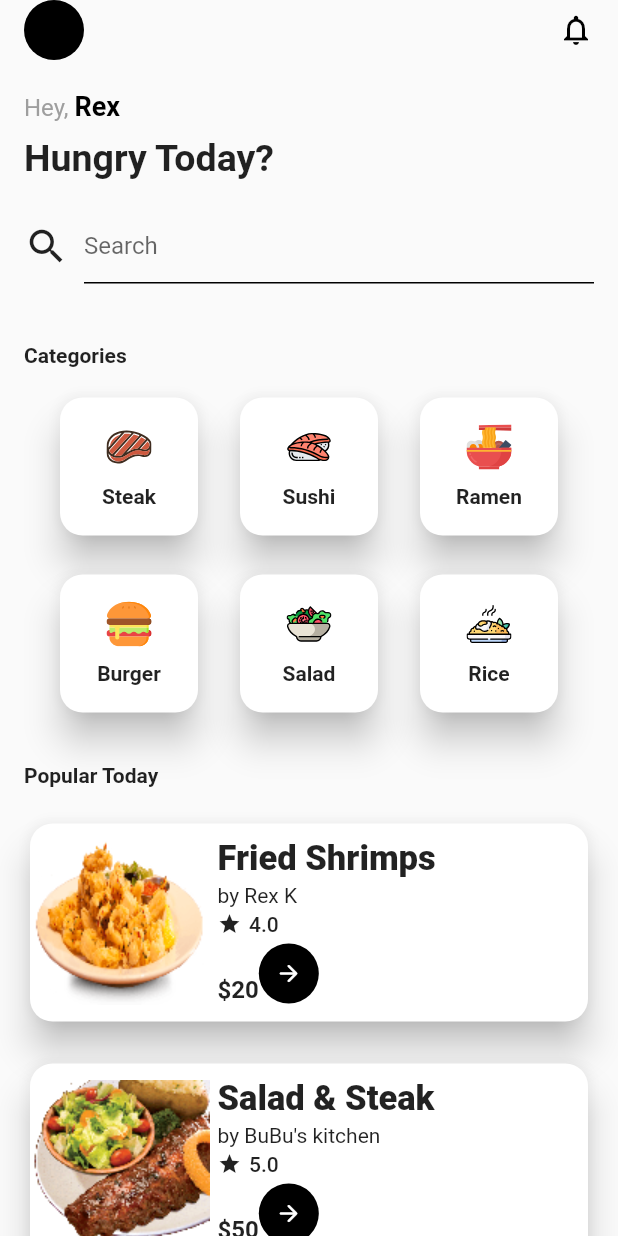
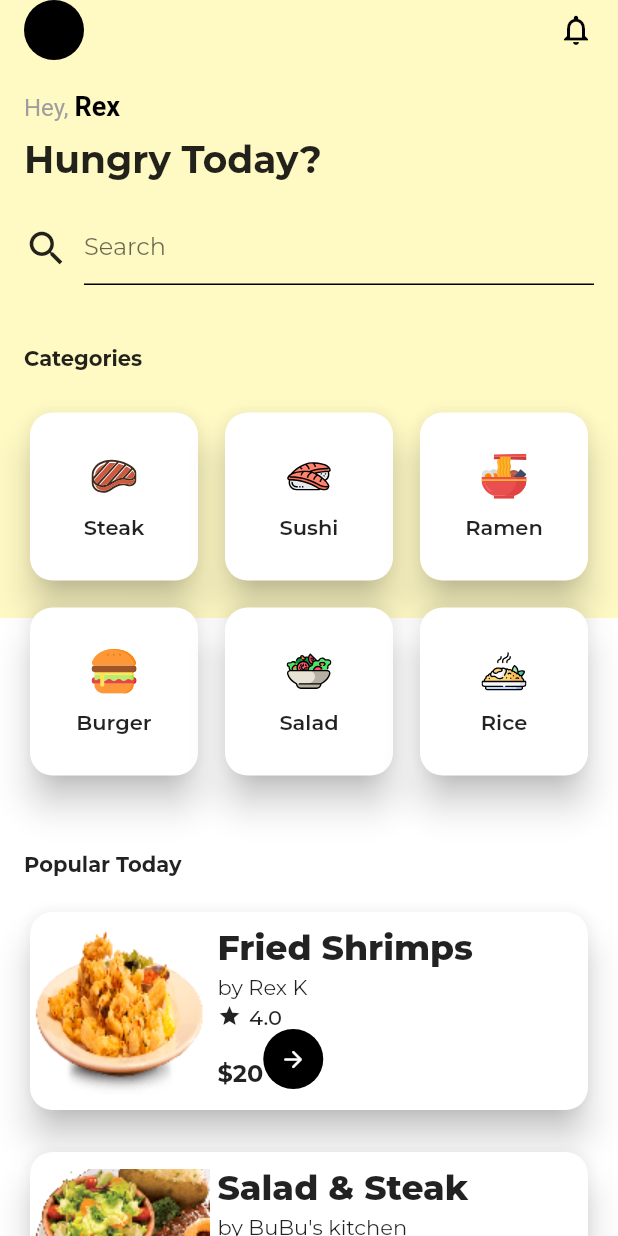
Before and after one commit to Rexsunon/eatz, a Flutter app: the screen it shows after launch, on a phone screen of 412 x 824 dp. Run offline on Flutter 3.47's test engine with Material 2 defaults, Android fonts, the phone set to English and light mode, and no system bars; our stand-ins replace flutter_svg, google_fonts.

Commit message:
Added gridview to category and stackup home view

```diff
--- a/lib/main.dart
+++ b/lib/main.dart
@@ -1,4 +1,5 @@
 import 'package:eatz/screens/home/home.dart';
+import 'package:eatz/utils/theme_config.dart';
 import 'package:flutter/material.dart';
 
 void main() {
@@ -11,9 +12,8 @@ class MyApp extends StatelessWidget {
   Widget build(BuildContext context) {
     return MaterialApp(
       title: 'Flutter EatZ',
-      theme: ThemeData(
-        primarySwatch: Colors.blue,
-      ),
+      debugShowCheckedModeBanner: false,
+      theme: ThemeConfig.lightTheme,
       home: Home(),
     );
   }
--- a/lib/screens/home/components/category_card.dart
+++ b/lib/screens/home/components/category_card.dart
@@ -1,45 +1,14 @@
-import 'package:eatz/data/data.dart';
+import 'package:eatz/models/category.dart';
 import 'package:flutter/material.dart';
 import 'package:flutter_svg/flutter_svg.dart';
 
 class CategoryCard extends StatelessWidget {
-  const CategoryCard({Key? key}) : super(key: key);
+  const CategoryCard({Key? key, required this.category}) : super(key: key);
+
+  final Category category;
 
   @override
   Widget build(BuildContext context) {
-    return Container(
-      padding: EdgeInsets.symmetric(horizontal: 16.0),
-      child: Column(
-        crossAxisAlignment: CrossAxisAlignment.start,
-        children: [
-          Text(
-            'Categories',
-            style: TextStyle(fontWeight: FontWeight.w700),
-          ),
-          SizedBox(height: 16.0),
-          Row(
-            mainAxisAlignment: MainAxisAlignment.spaceEvenly,
-            children: [
-              for (int i = 0; i < 3; i++)
-                // Map item = categoryList[i];
-                buildCategoryCard(i)
-            ],
-          ),
-          SizedBox(height: 18.0),
-          Row(
-            mainAxisAlignment: MainAxisAlignment.spaceEvenly,
-            children: [
-              for (int i = 3; i < categories.length; i++)
-              // Map item = categoryList[i];
-                buildCategoryCard(i)
-            ],
-          ),
-        ],
-      ),
-    );
-  }
-
-  Container buildCategoryCard(int i) {
     return Container(
       width: 100.0,
       height: 100.0,
@@ -52,13 +21,13 @@ class CategoryCard extends StatelessWidget {
           mainAxisAlignment: MainAxisAlignment.center,
           children: [
             SvgPicture.asset(
-              "${categories[i].icon}",
+              "${category.icon}",
               width: 30.0,
               height: 30.0,
             ),
             SizedBox(height: 10.0),
             Text(
-              "${categories[i].label}",
+              "${category.label}",
               style: TextStyle(fontWeight: FontWeight.w600),
             ),
           ],
--- a/lib/screens/home/components/dish_card.dart
+++ b/lib/screens/home/components/dish_card.dart
@@ -11,6 +11,7 @@ class DishCard extends StatelessWidget {
     return Padding(
       padding: const EdgeInsets.only(top: 20.0),
       child: Container(
+        width: MediaQuery.of(context).size.width,
         height: 140.0,
         child: Card(
           elevation: 10.0,
@@ -24,6 +25,8 @@ class DishCard extends StatelessWidget {
               bottom: 10.0,
             ),
             child: Row(
+              mainAxisAlignment: MainAxisAlignment.start,
+              mainAxisSize: MainAxisSize.max,
               children: [
                 Image.asset(
                   dish.image,
@@ -58,10 +61,11 @@ class DishCard extends StatelessWidget {
                         ),
                       ],
                     ),
-                    SizedBox(height: 5),
+                    // SizedBox(height: 5),
                     Row(
                       mainAxisAlignment: MainAxisAlignment.spaceBetween,
                       crossAxisAlignment: CrossAxisAlignment.end,
+                      mainAxisSize: MainAxisSize.max,
                       children: [
                         Text(
                           "\$${dish.price}",
--- a/lib/screens/home/home.dart
+++ b/lib/screens/home/home.dart
@@ -17,7 +17,14 @@ class _HomeState extends State<Home> {
   @override
   Widget build(BuildContext context) {
     return Scaffold(
-      body: SafeArea(
+      body: Stack(
+        children: [
+          Container(
+            width: MediaQuery.of(context).size.width,
+            height: MediaQuery.of(context).size.width,
+            color: Colors.yellow.shade100,
+          ),
+          SafeArea(
             bottom: false,
             child: CustomScrollView(
               slivers: [
@@ -48,10 +55,37 @@ class _HomeState extends State<Home> {
                   ),
                 ),
                 SliverToBoxAdapter(
-              child: CategoryCard(),
+                  child: Column(
+                    mainAxisAlignment: MainAxisAlignment.start,
+                    crossAxisAlignment: CrossAxisAlignment.start,
+                    children: [
+                      Padding(
+                        padding: const EdgeInsets.symmetric(horizontal: 16.0),
+                        child: Text(
+                          'Categories',
+                          style: TextStyle(fontWeight: FontWeight.w700),
+                        ),
+                      ),
+                      SizedBox(height: 8.0),
+                      GridView.count(
+                        crossAxisCount: 3,
+                        mainAxisSpacing: 10,
+                        crossAxisSpacing: 10,
+                        padding: EdgeInsets.all(16),
+                        shrinkWrap: true,
+                        children: [
+                          for (var category in categories)
+                            CategoryCard(
+                              category: category,
+                            ),
+                        ],
+                      )
+                    ],
+                  ),
                 ),
                 SliverPadding(
-              padding: EdgeInsets.symmetric(vertical: 30.0, horizontal: 16.0),
+                  padding:
+                      EdgeInsets.symmetric(vertical: 30.0, horizontal: 16.0),
                   sliver: SliverToBoxAdapter(
                     child: Column(
                       crossAxisAlignment: CrossAxisAlignment.start,
@@ -60,14 +94,15 @@ class _HomeState extends State<Home> {
                           'Popular Today',
                           style: TextStyle(fontWeight: FontWeight.w700),
                         ),
-                    for (var dish in dishes)
-                      DishCard(dish: dish)
+                        for (var dish in dishes) DishCard(dish: dish)
                       ],
                     ),
                   ),
                 )
               ],
             ),
+          )
+        ],
       ),
     );
   }
--- /dev/null
+++ b/lib/utils/theme_config.dart
@@ -0,0 +1,36 @@
+import 'package:flutter/material.dart';
+import 'package:google_fonts/google_fonts.dart';
+
+class ThemeConfig {
+  static Color lightPrimary = Colors.white;
+  static Color darkPrimary = Color(0xff1f1f1f);
+  static Color lightAccent = Color(0xFF6039EF);
+  static Color darkAccent = Color(0xFF6039EF);
+  static Color lightBG = Colors.white;
+  static Color lightTextColor = Colors.black;
+  static Color darkBG = Color(0xff121212);
+
+  static ThemeData lightTheme = ThemeData(
+      backgroundColor: lightBG,
+      primaryColor: lightPrimary,
+      accentColor: lightAccent,
+      scaffoldBackgroundColor: lightBG,
+      appBarTheme: AppBarTheme(
+        elevation: 0.0,
+      ),
+      canvasColor: lightPrimary,
+      textTheme: GoogleFonts.montserratTextTheme()
+  );
+
+  static ThemeData darkTheme = ThemeData(
+      brightness: Brightness.dark,
+      backgroundColor: darkBG,
+      primaryColor: darkPrimary,
+      accentColor: darkAccent,
+      scaffoldBackgroundColor: darkBG,
+      appBarTheme: AppBarTheme(
+        elevation: 0.0,
+      ),
+      fontFamily: 'Montserrat'
+  );
+}
```
Lines whose indentation alone changed are shown as unchanged.
